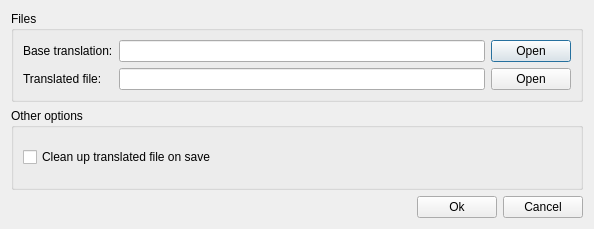
Qt form ui_options.ui (aszell/apropy) before a commit.
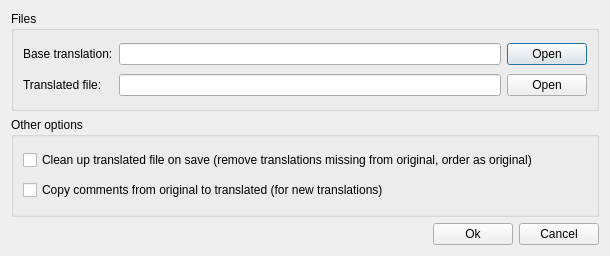
The same form after that commit.

Commit message: 'Copy comments' option added

What changed in the file:
```diff
--- a/ui_options.ui
+++ b/ui_options.ui
@@ -6,10 +6,16 @@
    <rect>
     <x>0</x>
     <y>0</y>
-    <width>594</width>
-    <height>229</height>
+    <width>610</width>
+    <height>256</height>
    </rect>
   </property>
+  <property name="sizePolicy">
+   <sizepolicy hsizetype="Expanding" vsizetype="Expanding">
+    <horstretch>0</horstretch>
+    <verstretch>0</verstretch>
+   </sizepolicy>
+  </property>
   <property name="windowTitle">
    <string>Open / Options</string>
   </property>
@@ -75,7 +81,14 @@
          <string extracomment="Remove translation keys missing from base file, order keys according to base translation."/>
         </property>
         <property name="text">
-         <string>Clean up translated file on save</string>
+         <string>Clean up translated file on save (remove translations missing from original, order as original)</string>
+        </property>
+       </widget>
+      </item>
+      <item row="1" column="0">
+       <widget class="QCheckBox" name="copyCommentBox">
+        <property name="text">
+         <string>Copy comments from original to translated (for new translations)</string>
         </property>
        </widget>
       </item>
```
The commit also changes 2 other files.
